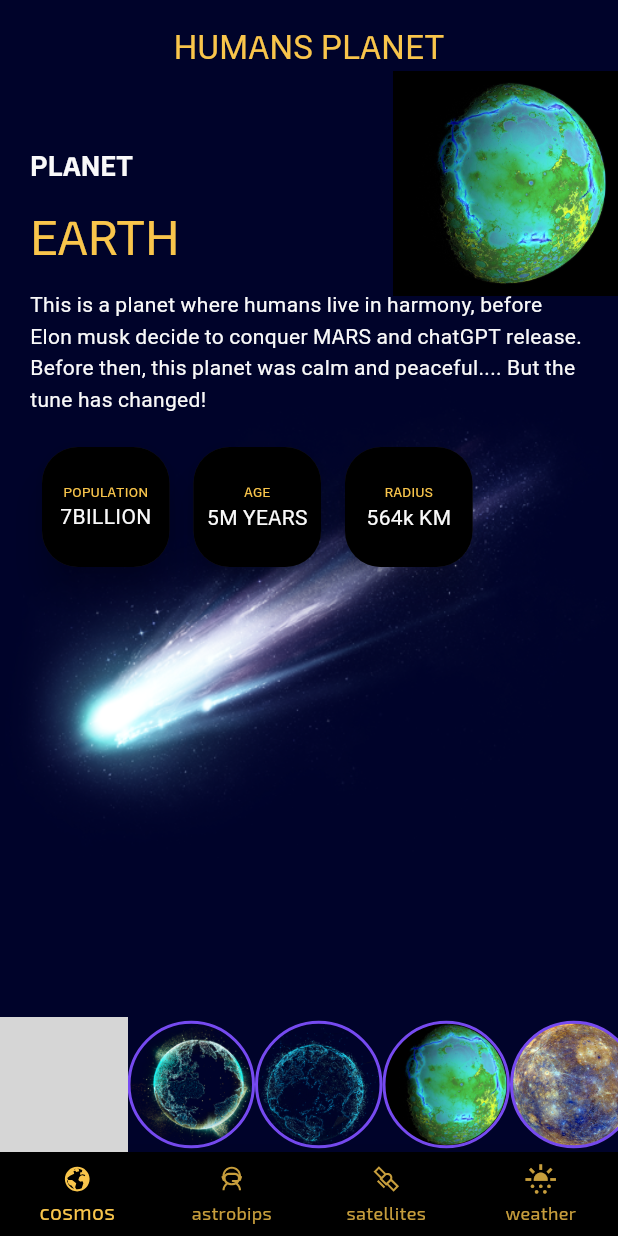
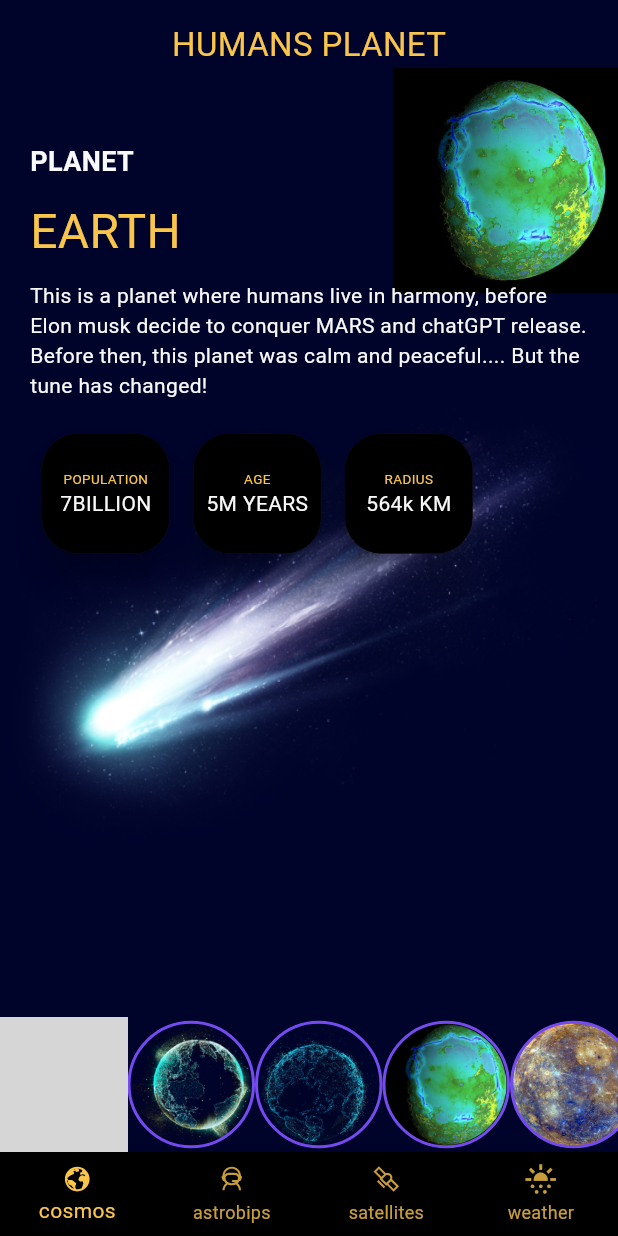
Before and after one commit to baimamboukar/cosmosense, a Flutter app: the screen it shows after launch, on a phone screen of 412 x 824 dp. Run offline on Flutter 3.47's test engine with Material 2 defaults, Android fonts, the phone set to English and light mode, and no system bars; our stand-ins replace auto_route, flutter_riverpod, google_fonts, line_icons; Roboto replaces fonts that are missing (Exo, Varino, exo); grey boxes are pictures that could not be loaded.

Commit message:
CosmoSense 1.0

```diff
--- a/lib/src/utils/theme/dark_theme.dart
+++ b/lib/src/utils/theme/dark_theme.dart
@@ -5,7 +5,10 @@ import 'package:google_fonts/google_fonts.dart';
 final darkTheme = ThemeData(
   brightness: Brightness.dark,
   useMaterial3: true,
-  textTheme: GoogleFonts.exo2TextTheme(),
+  textTheme: GoogleFonts.poppinsTextTheme(
+    const TextTheme()
+        .apply(bodyColor: Palette.white, displayColor: Palette.white),
+  ),
   typography: Typography.material2021(),
   visualDensity: VisualDensity.adaptivePlatformDensity,
   primarySwatch: const MaterialColor(0xFF143887, {
```
